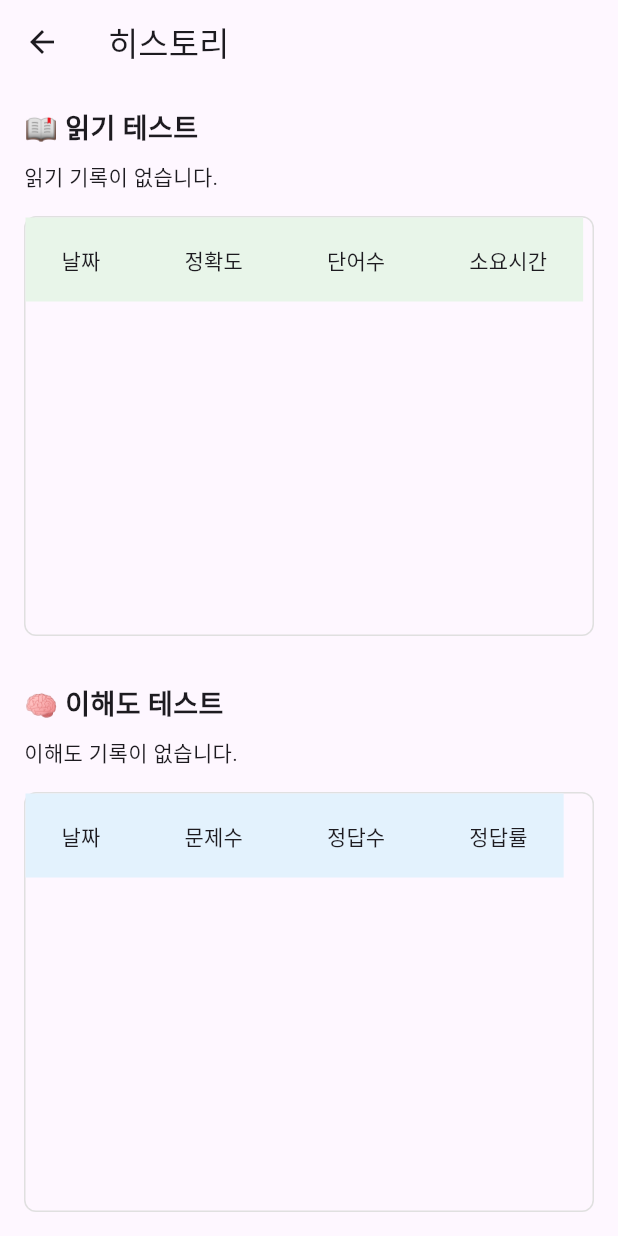
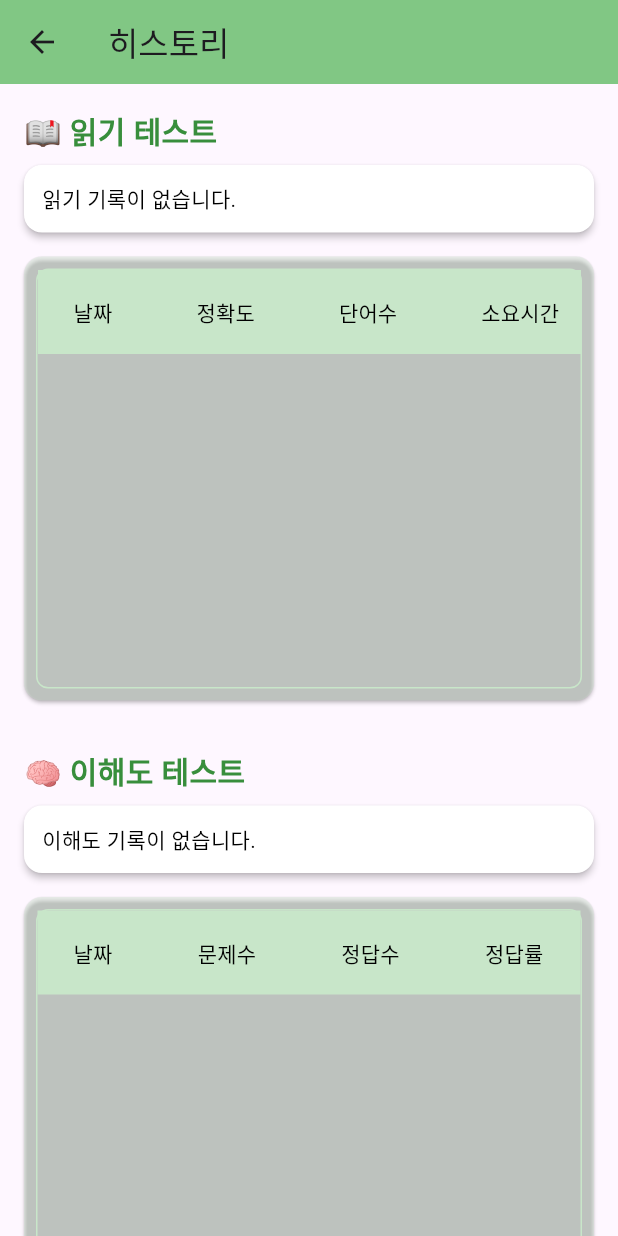
Before and after one commit to wjy0524/HackTX25-DYSCVER, a Flutter app: the HistoryPage screen opened directly, on a phone screen of 412 x 824 dp. Run offline on Flutter 3.47's test engine with Material 3 defaults, Android fonts, the phone set to English and light mode, and no system bars; our stand-ins replace cloud_firestore, firebase_auth, firebase_core, fl_chart, flutter_map, flutter_widget_from_html_core and 3 more; accounts and stored records are empty; statements that could not run were skipped.

Commit message:
history page 디자인 수정 & 로고 변경

```diff
--- a/frontend/lib/screens/history_page.dart
+++ b/frontend/lib/screens/history_page.dart
@@ -1,10 +1,12 @@
+// lib/screens/history_page.dart
+
 import 'package:flutter/material.dart';
 import 'package:cloud_firestore/cloud_firestore.dart';
 import 'package:firebase_auth/firebase_auth.dart';
 import 'package:fl_chart/fl_chart.dart';
-import '../widgets/accuracy_chart.dart';           // 읽기용 차트
-import '../widgets/accuracy_chart.dart' as comp_chart; // 이해도용 차트
-import 'statistics_page.dart';                     // 통계 페이지
+import '../widgets/accuracy_chart.dart';                    // 읽기용 차트
+import '../widgets/accuracy_chart.dart' as comp_chart;     // 이해도용 차트
+import 'statistics_page.dart';                             // 통계 페이지
 
 class HistoryPage extends StatefulWidget {
   const HistoryPage({Key? key}) : super(key: key);
@@ -16,26 +18,29 @@ class HistoryPage extends StatefulWidget {
 class _HistoryPageState extends State<HistoryPage>
     with AutomaticKeepAliveClientMixin {
   @override
-  bool get wantKeepAlive => true; // Keeps the widget state alive
+  bool get wantKeepAlive => true;
 
   late final Stream<QuerySnapshot> _readingStream;
   late final Stream<QuerySnapshot> _compStream;
   late final ScrollController _readingScrollCtrl;
   late final ScrollController _compScrollCtrl;
 
-  // Cache for chart data
+  // 차트 데이터 캐시
   List<FlSpot>? _cachedReadingSpots;
   List<FlSpot>? _cachedCompSpots;
   bool _readingDataLoaded = false;
   bool _compDataLoaded = false;
 
+  // 프로젝트 색상
+  static const Color _mainGreen  = Color(0xFF81C784);
+  static const Color _lightGreen = Color(0xFFC8E6C9);
+  static const Color _darkGreen  = Color(0xFF388E3C);
+
   @override
   void initState() {
     super.initState();
-    // Initialize scroll controllers
     _readingScrollCtrl = ScrollController();
-    _compScrollCtrl = ScrollController();
-    // Create the streams only once to preserve state across rebuilds
+    _compScrollCtrl    = ScrollController();
     final uid = FirebaseAuth.instance.currentUser!.uid;
     _readingStream = FirebaseFirestore.instance
         .collection('users')
@@ -66,32 +71,27 @@ class _HistoryPageState extends State<HistoryPage>
           final docs = snap.data!.docs;
           if (docs.isEmpty) {
             _readingDataLoaded = true;
-            return const Text('읽기 기록이 없습니다.');
+            return const Text('읽기 기록이 없습니다.',
+                style: TextStyle(color: Colors.black));
           }
-
-          // Only update cache when we have new data
           if (!_readingDataLoaded || _cachedReadingSpots == null) {
-            _cachedReadingSpots = docs.asMap().entries.map((e) => FlSpot(
-              e.key.toDouble(),
-              (e.value['accuracy'] as num).toDouble(),
-            )).toList();
+            _cachedReadingSpots = docs.asMap().entries.map((e) =>
+              FlSpot(e.key.toDouble(),
+                     (e.value['accuracy'] as num).toDouble()))
+              .toList();
             _readingDataLoaded = true;
           }
-
           return SizedBox(
             height: 200,
             child: AccuracyChart(spots: _cachedReadingSpots!),
           );
         }
-
-        // Show cached data if available, otherwise show loading
         if (_cachedReadingSpots != null) {
           return SizedBox(
             height: 200,
             child: AccuracyChart(spots: _cachedReadingSpots!),
           );
         }
-
         return const Center(child: CircularProgressIndicator());
       },
     );
@@ -105,35 +105,30 @@ class _HistoryPageState extends State<HistoryPage>
           final docs = snap.data!.docs;
           if (docs.isEmpty) {
             _compDataLoaded = true;
-            return const Text('이해도 기록이 없습니다.');
+            return const Text('이해도 기록이 없습니다.',
+                style: TextStyle(color: Colors.black));
           }
-
-          // Only update cache when we have new data
           if (!_compDataLoaded || _cachedCompSpots == null) {
             _cachedCompSpots = docs.asMap().entries.map((e) {
               final data = e.value.data() as Map<String, dynamic>;
-              final total = (data['total_questions'] as num).toDouble();
-              final correct = (data['correct_answers'] as num).toDouble();
-              final pct = total > 0 ? (correct / total * 100) : 0.0;
+              final tot  = (data['total_questions']  as num).toDouble();
+              final corr = (data['correct_answers'] as num).toDouble();
+              final pct  = tot > 0 ? (corr / tot * 100) : 0.0;
               return FlSpot(e.key.toDouble(), pct);
             }).toList();
             _compDataLoaded = true;
           }
-
           return SizedBox(
             height: 200,
             child: comp_chart.AccuracyChart(spots: _cachedCompSpots!),
           );
         }
-
-        // Show cached data if available, otherwise show loading
         if (_cachedCompSpots != null) {
           return SizedBox(
             height: 200,
             child: comp_chart.AccuracyChart(spots: _cachedCompSpots!),
           );
         }
-
         return const Center(child: CircularProgressIndicator());
       },
     );
@@ -141,29 +136,58 @@ class _HistoryPageState extends State<HistoryPage>
 
   @override
   Widget build(BuildContext context) {
-    super.build(context); // Important for AutomaticKeepAliveClientMixin
+    super.build(context);
+
     return Scaffold(
-      appBar: AppBar(title: const Text('히스토리')),
+      appBar: AppBar(
+        title: const Text('히스토리'),
+        backgroundColor: _mainGreen,
+      ),
       body: ListView(
         padding: const EdgeInsets.all(16),
         children: [
-          // 📖 읽기 테스트 차트
-          const Text(
+          // ─── 읽기 테스트 ─────────────────────────────
+          Text(
             '📖 읽기 테스트',
-            style: TextStyle(fontSize: 18, fontWeight: FontWeight.bold),
+            style: const TextStyle(
+              fontSize: 20,
+              fontWeight: FontWeight.bold,
+              color: _darkGreen,
+            ),
           ),
           const SizedBox(height: 8),
-          _buildReadingChart(),
+          Card(
+            color: Colors.white,
+            elevation: 2,
+            shape: RoundedRectangleBorder(
+                borderRadius: BorderRadius.circular(12)),
+            margin: const EdgeInsets.only(bottom: 16),
+            child: Padding(
+              padding: const EdgeInsets.all(12),
+              child: _buildReadingChart(),
+            ),
+          ),
 
-          const SizedBox(height: 16),
-          // 📖 읽기 테스트 테이블 (unchanged)
-          Container(
+          // ─── 읽기 테스트 표 ─────────────────────────────
+          Card(
+            color: _lightGreen.withOpacity(0.3),
+            elevation: 1,
+            shape: RoundedRectangleBorder(
+                borderRadius: BorderRadius.circular(12)),
+            margin: const EdgeInsets.only(bottom: 32),
+            child: Padding(
+              padding: const EdgeInsets.all(8),
+              child: Container(
                 height: 280,
                 decoration: BoxDecoration(
-              border: Border.all(color: Colors.grey.shade300),
+                  border: Border.all(color: _lightGreen),
                   borderRadius: BorderRadius.circular(8),
                 ),
-            child: Scrollbar(
+                // ★ 여기만 LayoutBuilder로 감싸서 폭 꽉 채우기
+                child: LayoutBuilder(
+                  builder: (ctx, constraints) {
+                    final tableWidth = constraints.maxWidth;
+                    return Scrollbar(
                       controller: _readingScrollCtrl,
                       thumbVisibility: true,
                       child: SingleChildScrollView(
@@ -171,30 +195,33 @@ class _HistoryPageState extends State<HistoryPage>
                         scrollDirection: Axis.vertical,
                         child: SingleChildScrollView(
                           scrollDirection: Axis.horizontal,
+                          child: ConstrainedBox(
+                            constraints: BoxConstraints(minWidth: tableWidth),
                             child: StreamBuilder<QuerySnapshot>(
                               stream: _readingStream,
                               builder: (ctx, snap) {
                                 if (!snap.hasData) return const SizedBox();
                                 final docs = snap.data!.docs;
                                 return DataTable(
-                        headingRowColor: MaterialStateProperty.all(Colors.green.shade50),
+                                  headingRowColor: MaterialStateProperty.all(_lightGreen),
+                                  dataRowColor: MaterialStateProperty.all(Colors.white),
                                   columns: const [
-                          DataColumn(label: Text('날짜')),
-                          DataColumn(label: Text('정확도')),
-                          DataColumn(label: Text('단어수')),
-                          DataColumn(label: Text('소요시간')),
+                                    DataColumn(label: Text('날짜', style: TextStyle(color: Colors.black))),
+                                    DataColumn(label: Text('정확도', style: TextStyle(color: Colors.black))),
+                                    DataColumn(label: Text('단어수', style: TextStyle(color: Colors.black))),
+                                    DataColumn(label: Text('소요시간', style: TextStyle(color: Colors.black))),
                                   ],
                                   rows: docs.map((d) {
                                     final ts = (d['timestamp'] as Timestamp).toDate();
                                     final date = '${ts.month}/${ts.day} ${ts.hour}:${ts.minute.toString().padLeft(2, '0')}';
-                          final acc = (d['accuracy'] as num).toDouble();
+                                    final acc   = (d['accuracy'] as num).toDouble();
                                     final words = (d['words_read'] as num).toInt();
-                          final secs = (d['duration_seconds'] as num).toInt();
+                                    final secs  = (d['duration_seconds'] as num).toInt();
                                     return DataRow(cells: [
-                            DataCell(Text(date)),
-                            DataCell(Text('${acc.toStringAsFixed(1)}%')),
-                            DataCell(Text('$words')),
-                            DataCell(Text('${secs}초')),
+                                      DataCell(Text(date,   style: const TextStyle(color: Colors.black))),
+                                      DataCell(Text('${acc.toStringAsFixed(1)}%', style: const TextStyle(color: Colors.black))),
+                                      DataCell(Text('$words', style: const TextStyle(color: Colors.black))),
+                                      DataCell(Text('${secs}초', style: const TextStyle(color: Colors.black))),
                                     ]);
                                   }).toList(),
                                 );
@@ -203,26 +230,54 @@ class _HistoryPageState extends State<HistoryPage>
                           ),
                         ),
                       ),
+                    );
+                  },
+                ),
+              ),
+            ),
           ),
 
-          const SizedBox(height: 32),
-          // 🧠 이해도 테스트 차트
-          const Text(
+          // ─── 이해도 테스트 ─────────────────────────────
+          Text(
             '🧠 이해도 테스트',
-            style: TextStyle(fontSize: 18, fontWeight: FontWeight.bold),
+            style: const TextStyle(
+              fontSize: 20,
+              fontWeight: FontWeight.bold,
+              color: _darkGreen,
+            ),
           ),
           const SizedBox(height: 8),
-          _buildComprehensionChart(),
+          Card(
+            color: Colors.white,
+            elevation: 2,
+            shape: RoundedRectangleBorder(
+                borderRadius: BorderRadius.circular(12)),
+            margin: const EdgeInsets.only(bottom: 16),
+            child: Padding(
+              padding: const EdgeInsets.all(12),
+              child: _buildComprehensionChart(),
+            ),
+          ),
 
-          const SizedBox(height: 16),
-          // 🧠 이해도 테스트 테이블 (unchanged)
-          Container(
+          // ─── 이해도 테스트 표 ─────────────────────────────
+          Card(
+            color: _lightGreen.withOpacity(0.3),
+            elevation: 1,
+            shape: RoundedRectangleBorder(
+                borderRadius: BorderRadius.circular(12)),
+            margin: const EdgeInsets.only(bottom: 32),
+            child: Padding(
+              padding: const EdgeInsets.all(8),
+              child: Container(
                 height: 280,
                 decoration: BoxDecoration(
-              border: Border.all(color: Colors.grey.shade300),
+                  border: Border.all(color: _lightGreen),
                   borderRadius: BorderRadius.circular(8),
                 ),
-            child: Scrollbar(
+                child: LayoutBuilder(
+                  builder: (ctx, constraints) {
+                    final tableWidth = constraints.maxWidth;
+                    return Scrollbar(
                       controller: _compScrollCtrl,
                       thumbVisibility: true,
                       child: SingleChildScrollView(
@@ -230,31 +285,36 @@ class _HistoryPageState extends State<HistoryPage>
                         scrollDirection: Axis.vertical,
                         child: SingleChildScrollView(
                           scrollDirection: Axis.horizontal,
+                          child: ConstrainedBox(
+                            constraints: BoxConstraints(minWidth: tableWidth),
                             child: StreamBuilder<QuerySnapshot>(
                               stream: _compStream,
                               builder: (ctx, snap) {
                                 if (!snap.hasData) return const SizedBox();
                                 final docs = snap.data!.docs;
                                 return DataTable(
-                        headingRowColor: MaterialStateProperty.all(Colors.blue.shade50),
+                                  headingRowColor: MaterialStateProperty.all(_lightGreen),
+                                  dataRowColor: MaterialStateProperty.all(Colors.white),
                                   columns: const [
-                          DataColumn(label: Text('날짜')),
-                          DataColumn(label: Text('문제수')),
-                          DataColumn(label: Text('정답수')),
-                          DataColumn(label: Text('정답률')),
+                                    DataColumn(label: Text('날짜', style: TextStyle(color: Colors.black))),
+                                    DataColumn(label: Text('문제수', style: TextStyle(color: Colors.black))),
+                                    DataColumn(label: Text('정답수', style: TextStyle(color: Colors.black))),
+                                    DataColumn(label: Text('정답률', style: TextStyle(color: Colors.black))),
                                   ],
                                   rows: docs.map((d) {
-                          final data = d.data() as Map<String, dynamic>;
+                                    final data = d.data()! as Map<String, dynamic>;
                                     final ts = (data['timestamp'] as Timestamp).toDate();
                                     final date = '${ts.month}/${ts.day} ${ts.hour}:${ts.minute.toString().padLeft(2, '0')}';
-                          final total = data['total_questions'] as int;
-                          final correct = data['correct_answers'] as int;
-                          final pct = total > 0 ? (correct / total * 100).toStringAsFixed(1) : '0';
+                                    final total  = data['total_questions'] as int;
+                                    final correct= data['correct_answers'] as int;
+                                    final pct    = total > 0
+                                        ? (correct / total * 100).toStringAsFixed(1)
+                                        : '0';
                                     return DataRow(cells: [
-                            DataCell(Text(date)),
-                            DataCell(Text('$total')),
-                            DataCell(Text('$correct')),
-                            DataCell(Text('$pct%')),
+                                      DataCell(Text(date,   style: const TextStyle(color: Colors.black))),
+                                      DataCell(Text('$total', style: const TextStyle(color: Colors.black))),
+                                      DataCell(Text('$correct', style: const TextStyle(color: Colors.black))),
+                                      DataCell(Text('$pct%', style: const TextStyle(color: Colors.black))),
                                     ]);
                                   }).toList(),
                                 );
@@ -263,14 +323,24 @@ class _HistoryPageState extends State<HistoryPage>
                           ),
                         ),
                       ),
+                    );
+                  },
+                ),
+              ),
+            ),
           ),
 
-          // ─── 통계 보기 버튼 ─────────────────────────────────
-          const SizedBox(height: 32),
+          // ─── 통계 보기 버튼 ─────────────────────────────
           ElevatedButton(
             onPressed: () => Navigator.push(
               context,
               MaterialPageRoute(builder: (_) => const StatisticsPage()),
+            ),
+            style: ElevatedButton.styleFrom(
+              backgroundColor: _mainGreen,
+              foregroundColor: Colors.white,
+              padding: const EdgeInsets.symmetric(vertical: 14),
+              shape: RoundedRectangleBorder(borderRadius: BorderRadius.circular(8)),
             ),
             child: const Text('통계 보기'),
           ),
--- a/frontend/lib/screens/home_page.dart
+++ b/frontend/lib/screens/home_page.dart
@@ -17,7 +17,7 @@ class HomePage extends StatelessWidget {
               Column(
                 children: [
                   const SizedBox(height: 60),
-                  Image.asset('assets/images/logo.png', width: 300),
+                  Image.asset('assets/images/dyslexia_logo.png', width: 300),
                   const SizedBox(height: 16),
                   Text(
                     '난독증 판별기',
--- a/frontend/lib/screens/main_menu_page.dart
+++ b/frontend/lib/screens/main_menu_page.dart
@@ -38,7 +38,7 @@ class MainMenuPage extends StatelessWidget {
                   mainAxisAlignment: MainAxisAlignment.center,
                   children: [
                     // 로고
-                    Image.asset('assets/images/logo.png', width: 160),
+                    Image.asset('assets/images/dyslexia_logo.png', width: 160),
                     const SizedBox(height: 16),
 
                     // DysTrace 타이틀
--- a/frontend/lib/screens/main_page.dart
+++ b/frontend/lib/screens/main_page.dart
@@ -15,7 +15,7 @@ class MainPage extends StatelessWidget {
               mainAxisAlignment: MainAxisAlignment.center,
               children: [
                 // 로고
-                Image.asset('assets/images/logo.png', width: 160),
+                Image.asset('assets/images/dyslexia_logo.png', width: 160),
                 const SizedBox(height: 16),
 
                 // DysTrace 타이틀 (letterSpacing 추가)
--- a/frontend/pubspec.yaml
+++ b/frontend/pubspec.yaml
@@ -42,5 +42,5 @@ dev_dependencies:
 flutter:
   uses-material-design: true
   assets:
-    - assets/images/logo.png
+    - assets/images/dyslexia_logo.png
     - assets/images/google_icon.png
```
Also changed, not shown: frontend/assets/images/dyslexia_logo.png (added), frontend/assets/images/logo.png (deleted). Lines whose indentation alone changed are shown as unchanged.
